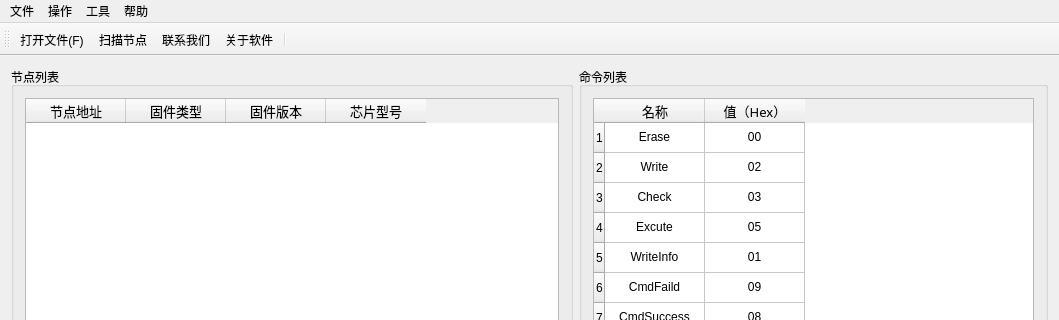
Qt form source/mainwindow_ch.ui (596142041/CANBootloader-Qt) before a commit; both pictures show x 0 to 1059 and y 0 to 320 of the 1059 by 596 pixel window.
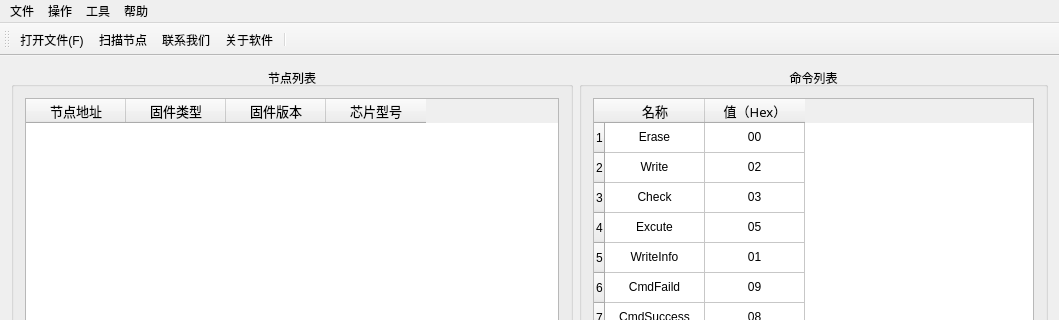
The same form after that commit. Icons and pictures are not drawn.

Commit message: 调整部分UI界面

What changed in the file:
```diff
--- a/source/mainwindow_ch.ui
+++ b/source/mainwindow_ch.ui
@@ -34,6 +34,15 @@
           <property name="title">
            <string>节点列表</string>
           </property>
+          <property name="alignment">
+           <set>Qt::AlignCenter</set>
+          </property>
+          <property name="flat">
+           <bool>true</bool>
+          </property>
+          <property name="checkable">
+           <bool>false</bool>
+          </property>
           <layout class="QGridLayout" name="gridLayout">
            <item row="0" column="0">
             <widget class="QTableWidget" name="nodeListTableWidget">
@@ -109,6 +118,12 @@
           <property name="title">
            <string>命令列表</string>
           </property>
+          <property name="alignment">
+           <set>Qt::AlignCenter</set>
+          </property>
+          <property name="flat">
+           <bool>true</bool>
+          </property>
           <layout class="QGridLayout" name="gridLayout_2">
            <item row="0" column="0">
             <widget class="QTableWidget" name="cmdListTableWidget">
```
Left out of the diff: 8 changed lines with no effect on the pictures.
